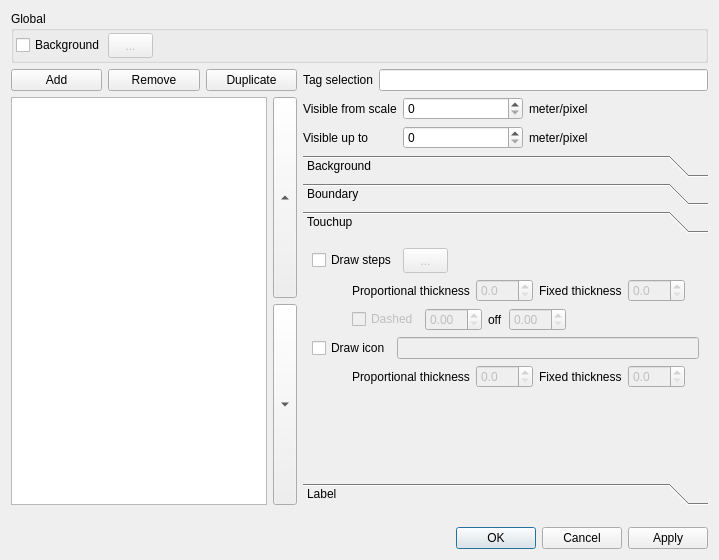
The window that src/PaintStyle/PaintStyleEditor.ui (openstreetmap/merkaartor) describes before a commit, drawn with Qt 5.
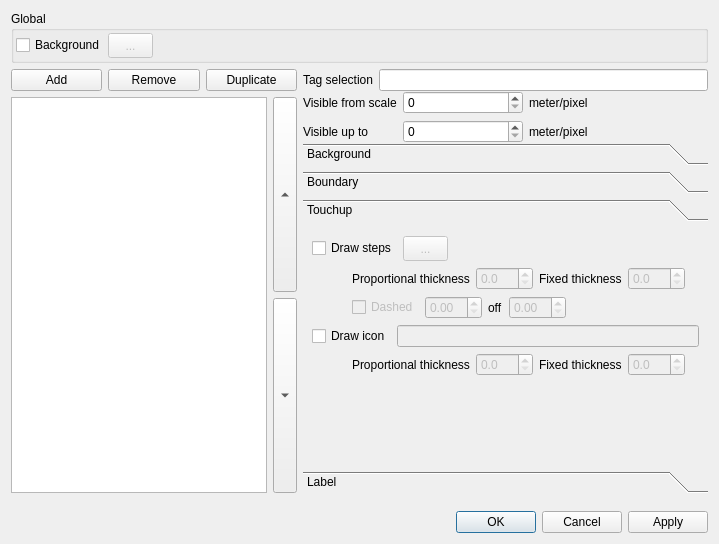
The same window after the commit. The open tabs and pages were chosen to show the change.

Commit message: fix impossibility to edit paint styles (closes #3086)

Diff of the .ui file:
```diff
--- a/src/PaintStyle/PaintStyleEditor.ui
+++ b/src/PaintStyle/PaintStyleEditor.ui
@@ -7,7 +7,7 @@
     <x>0</x>
     <y>0</y>
     <width>719</width>
-    <height>560</height>
+    <height>544</height>
    </rect>
   </property>
   <property name="windowTitle">
@@ -166,15 +166,15 @@
          <number>0</number>
         </property>
         <item>
-         <layout class="QVBoxLayout" name="_2">
+         <layout class="QVBoxLayout">
           <property name="spacing">
-           <number>6</number>
+           <number>0</number>
           </property>
           <property name="margin">
            <number>0</number>
           </property>
           <item>
-           <layout class="QGridLayout" name="_3">
+           <layout class="QGridLayout">
             <property name="margin">
              <number>0</number>
             </property>
@@ -194,7 +194,7 @@
            </layout>
           </item>
           <item>
-           <layout class="QGridLayout" name="_4">
+           <layout class="QGridLayout">
             <property name="margin">
              <number>0</number>
             </property>
@@ -720,8 +720,8 @@
               <rect>
                <x>0</x>
                <y>0</y>
-               <width>384</width>
-               <height>179</height>
+               <width>366</width>
+               <height>163</height>
               </rect>
              </property>
              <attribute name="label">
@@ -729,7 +729,7 @@
              </attribute>
              <layout class="QVBoxLayout" name="verticalLayout">
               <item>
-               <layout class="QHBoxLayout" name="_11">
+               <layout class="QHBoxLayout">
                 <property name="spacing">
                  <number>6</number>
                 </property>
@@ -775,7 +775,7 @@
                </layout>
               </item>
               <item>
-               <layout class="QHBoxLayout" name="_12">
+               <layout class="QHBoxLayout">
                 <property name="spacing">
                  <number>6</number>
                 </property>
@@ -854,7 +854,7 @@
                </layout>
               </item>
               <item>
-               <layout class="QHBoxLayout" name="_13">
+               <layout class="QHBoxLayout">
                 <property name="spacing">
                  <number>6</number>
                 </property>
@@ -924,7 +924,7 @@
                </layout>
               </item>
               <item>
-               <layout class="QHBoxLayout" name="_14">
+               <layout class="QHBoxLayout">
                 <property name="spacing">
                  <number>6</number>
                 </property>
@@ -948,7 +948,7 @@
                </layout>
               </item>
               <item>
-               <layout class="QHBoxLayout" name="_15">
+               <layout class="QHBoxLayout" name="_2">
                 <property name="spacing">
                  <number>6</number>
                 </property>
@@ -1281,7 +1281,7 @@
                </layout>
               </item>
               <item>
-               <layout class="QHBoxLayout" name="_17">
+               <layout class="QHBoxLayout" name="_4">
                 <property name="spacing">
                  <number>6</number>
                 </property>
```
Left out of the diff: 503 changed lines with no effect on the pictures.
